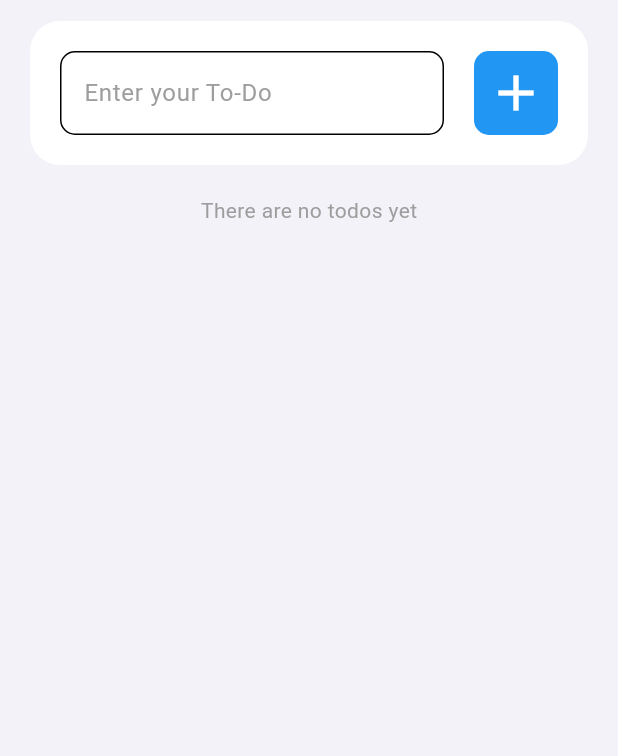
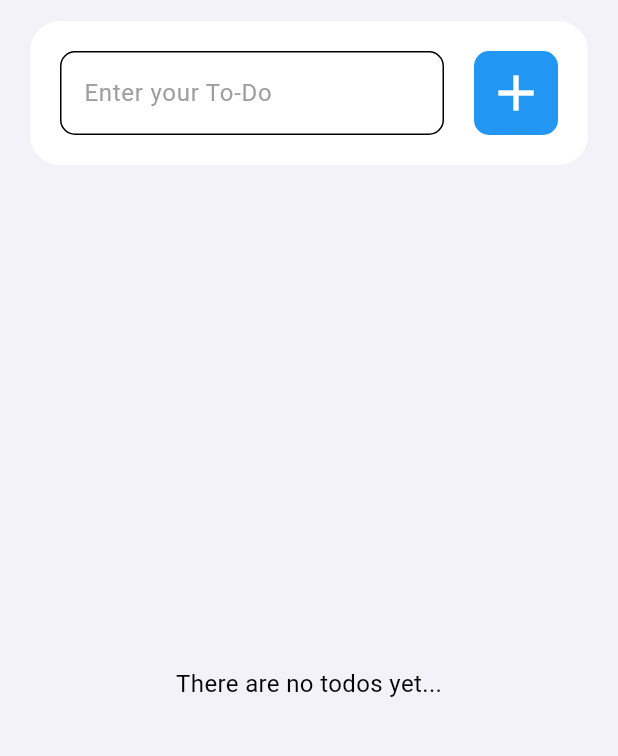
Before and after one commit to abdymazhittoretay/todo_list, a Flutter app: the screen it shows after launch, on a phone screen of 412 x 824 dp, the part 63-819 px from its top. Run offline on Flutter 3.47's test engine with Material 3 defaults, Android fonts, the phone set to English and light mode, and no system bars; our stand-ins replace hive_flutter; accounts and stored records are empty.

Commit message:
changed style of texts

```diff
--- a/lib/pages/home_page.dart
+++ b/lib/pages/home_page.dart
@@ -49,9 +49,9 @@ class _HomePageState extends State<HomePage> {
           SizedBox(
             height: 20.0,
           ),
-          db.todos.isNotEmpty
-              ? Expanded(
-                  child: ListView.builder(
+          Expanded(
+            child: db.todos.isNotEmpty
+                ? ListView.builder(
                     itemCount: db.todos.length,
                     itemBuilder: (context, index) {
                       return ToDoTile(
@@ -71,14 +71,14 @@ class _HomePageState extends State<HomePage> {
                         },
                       );
                     },
+                  )
+                : Center(
+                    child: Text(
+                      "There are no todos yet...",
+                      style: TextStyle(color: Colors.black, fontSize: 16.0),
+                    ),
                   ),
-                )
-              : Center(
-                  child: Text(
-                    "There are no todos yet",
-                    style: TextStyle(color: Colors.grey),
-                  ),
-                )
+          )
         ],
       ),
     );
```
